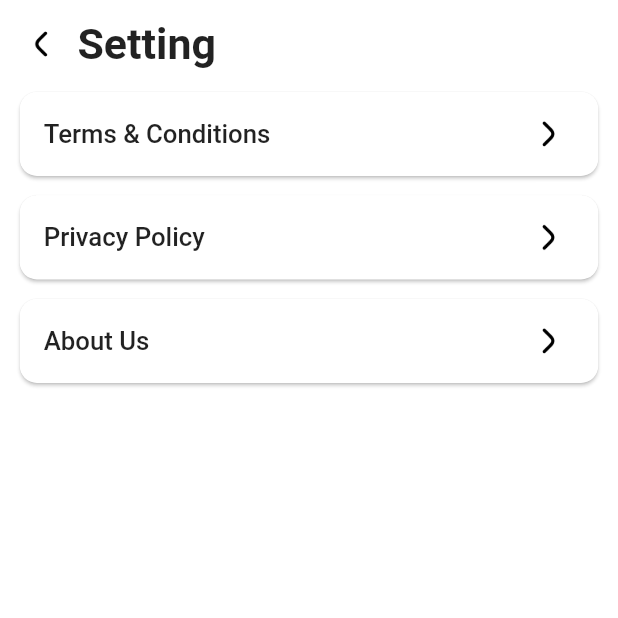
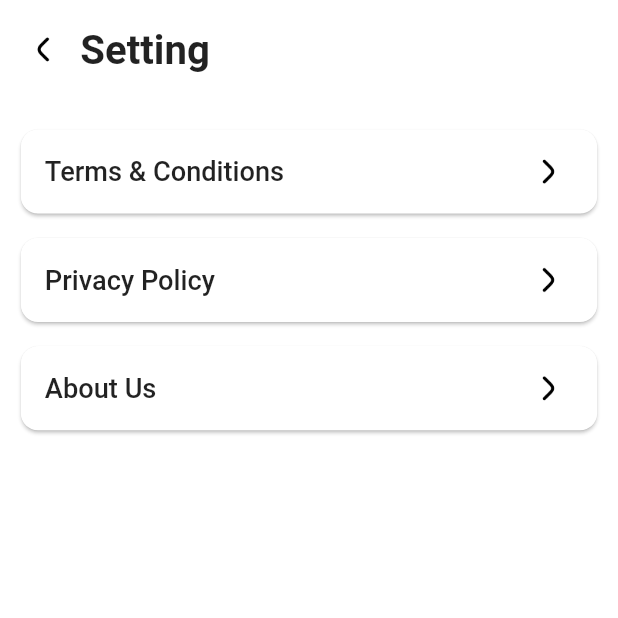
Before and after one commit to TweetyMeet/EvChargingStation, a Flutter app: the ProfileScreen screen opened directly, after a tap on "Setting", on a phone screen of 412 x 824 dp, the top half of it. Run offline on Flutter 3.47's test engine with Material 2 defaults, Android fonts, the phone set to English and light mode, and no system bars; our stand-ins replace clay_containers, cloud_firestore, email_validator, firebase_auth, firebase_core, firebase_database and 8 more; missing offline and left inert: email_auth, firebase_app_check; accounts and stored records are empty; network calls fail.

Commit message:
responsive layout

```diff
--- a/lib/components/settings/settingscreen.dart
+++ b/lib/components/settings/settingscreen.dart
@@ -20,31 +20,34 @@ class Setting extends StatefulWidget {
 class _SettingState extends State<Setting> {
   @override
   Widget build(BuildContext context) {
+    double screenWidth = MediaQuery.of(context).size.width;
+    double screenHeight = MediaQuery.of(context).size.height;
     return SafeArea(child: Scaffold(
       backgroundColor: Colors.white,
       body: Column(
         crossAxisAlignment: CrossAxisAlignment.start,
         children: [
           Padding(
-            padding: const EdgeInsets.only(left: 9,top: 10).r,
+            padding:  EdgeInsets.only(left: screenWidth*0.03,),
             child: Row(
               children: [
             InkWell(
               onTap: (){
                 Navigator.push(context, MaterialPageRoute(builder: (context)=>Bottom_Nav_Bar()));
               },
-                child: Image(image: AssetImage('assets/icons/back-arrow.png'),color: black,width: 30.w,height: 30.h,)),
-                SizedBox(width: 7,),
+                child: Image(image: AssetImage('assets/icons/back-arrow.png'),color: black,
+                  width: screenWidth*0.08,height: screenHeight*0.08,)),
+                SizedBox(width: screenWidth*0.02),
                 Text(
                   'Setting',
-                  style: TextStyle(fontSize: 25.sp, fontWeight: FontWeight.bold),
+                  style: TextStyle(fontSize: screenWidth*0.065, fontWeight: FontWeight.bold),
                 ),
            ]
           ),
           ),
-          SizedBox(height: 10,),
+          SizedBox(height:screenHeight*0.02),
           Padding(
-            padding: const EdgeInsets.symmetric(horizontal: 8).r,
+            padding:  EdgeInsets.symmetric(horizontal:  screenWidth*0.024),
             child: InkWell(
               onTap: (){
                 Navigator.push(context, MaterialPageRoute(builder: (context)=>description(Text: 'Terms & Conditions',)));
@@ -53,15 +56,15 @@ class _SettingState extends State<Setting> {
                 // elevation: 7,
                 shape: RoundedRectangleBorder(borderRadius: BorderRadius.circular(10).w),
                 child: ListTile(
-                  title: Text('Terms & Conditions',style: TextStyle(fontSize: 15.sp,fontWeight: FontWeight.w500),),
-                  trailing:Image(image: AssetImage('assets/icons/right-arrow.png'),width: 30.w,height: 30.h,),
+                  title: Text('Terms & Conditions',style: TextStyle(fontSize: screenWidth*0.044,fontWeight: FontWeight.w500),),
+                  trailing:Image(image: AssetImage('assets/icons/right-arrow.png'),  width: screenWidth*0.08,height: screenHeight*0.08,),
                 ),
               ),
             ),
           ),
-          SizedBox(height: 5,),
+          SizedBox(height: screenHeight*0.01),
           Padding(
-            padding: const EdgeInsets.symmetric(horizontal: 8).r,
+            padding:  EdgeInsets.symmetric(horizontal: screenWidth*0.024),
             child: InkWell(
 
               onTap: (){
@@ -72,15 +75,15 @@ class _SettingState extends State<Setting> {
                 // elevation: 7,
                 shape: RoundedRectangleBorder(borderRadius: BorderRadius.circular(10).w),
                 child: ListTile(
-                  title: Text('Privacy Policy',style: TextStyle(fontSize: 15.sp,fontWeight: FontWeight.w500),),
-                  trailing:Image(image: AssetImage('assets/icons/right-arrow.png'),width: 30.w,height: 30.h,),
+                  title: Text('Privacy Policy',style: TextStyle(fontSize: screenWidth*0.044,fontWeight: FontWeight.w500),),
+                  trailing:Image(image: AssetImage('assets/icons/right-arrow.png'),  width: screenWidth*0.08,height: screenHeight*0.08,),
                 ),
               ),
             ),
           ),
-          SizedBox(height: 5,),
+          SizedBox(height: screenHeight*0.01),
           Padding(
-            padding: const EdgeInsets.symmetric(horizontal: 8).r,
+            padding:  EdgeInsets.symmetric(horizontal: screenWidth*0.024),
             child: InkWell(
               onTap: (){
                 Navigator.push(context, MaterialPageRoute(builder: (context)=>description(Text: 'About Us',)));
@@ -89,8 +92,8 @@ class _SettingState extends State<Setting> {
                 // elevation: 7,
                 shape: RoundedRectangleBorder(borderRadius: BorderRadius.circular(10).w),
                 child: ListTile(
-                  title: Text('About Us',style: TextStyle(fontSize: 15.sp,fontWeight: FontWeight.w500),),
-                  trailing:Image(image: AssetImage('assets/icons/right-arrow.png'),width: 30.w,height: 30.h,),
+                  title: Text('About Us',style: TextStyle(fontSize:screenWidth*0.044,fontWeight: FontWeight.w500),),
+                  trailing:Image(image: AssetImage('assets/icons/right-arrow.png'),  width: screenWidth*0.08,height: screenHeight*0.08,),
                 ),
               ),
             ),
--- a/lib/main.dart
+++ b/lib/main.dart
@@ -1,5 +1,7 @@
+import 'package:ev_project/Bottom_Nav_Bar/bottom_nav_bar.dart';
 import 'package:ev_project/screens/Login_Screen/Log_in.dart';
 import 'package:ev_project/screens/splash_screen.dart';
+import 'package:firebase_app_check/firebase_app_check.dart';
 import 'package:flutter/material.dart';
 import 'package:firebase_core/firebase_core.dart';
 import 'package:flutter_screenutil/flutter_screenutil.dart';
@@ -7,6 +9,7 @@ import 'package:flutter_screenutil/flutter_screenutil.dart';
 void main() async{
   WidgetsFlutterBinding.ensureInitialized();
   await Firebase.initializeApp();
+
   runApp(const MyApp());
 }
 
@@ -24,6 +27,7 @@ class MyApp extends StatelessWidget {
         primarySwatch: Colors.blue,
       ),
       home: Splash(),
+
     ),
     );
   }
--- a/lib/screens/homescreen/homescreen.dart
+++ b/lib/screens/homescreen/homescreen.dart
@@ -1,6 +1,6 @@
 import 'package:ev_project/constants/constants.dart';
 import 'package:ev_project/screens/Login_Screen/Log_in.dart';
-import 'package:ev_project/screens/homescreen/charging_station_detail.dart';
+
 import 'package:ev_project/screens/homescreen/near_by_station.dart';
 import 'package:firebase_auth/firebase_auth.dart';
 import 'package:flutter/material.dart';
@@ -8,6 +8,7 @@ import 'package:flutter/services.dart';
 import 'package:flutter_screenutil/flutter_screenutil.dart';
 import '../../components/SearchBar.dart';
 import '../../constants/Booked_Ev_Card.dart';
+import 'charging_station_detail.dart';
 class HomePage extends StatefulWidget {
   const HomePage({Key? key}) : super(key: key);
 
--- a/lib/screens/homescreen/near_by_station.dart
+++ b/lib/screens/homescreen/near_by_station.dart
@@ -85,7 +85,7 @@ class near_by_stationState extends State<near_by_station> {
                                 child: Container(
                                   // color: Colors.red,
                                   width: screensize.width*0.9,
-                                  height: screenHeight*0.268,
+                                  height: screenHeight*0.27,
                                   child: Card(
                                     // elevation: 7,
                                     shape: RoundedRectangleBorder(
--- a/lib/screens/profile_screen/profile_screen.dart
+++ b/lib/screens/profile_screen/profile_screen.dart
@@ -1,3 +1,5 @@
+//import 'dart:html';
+
 import 'package:cloud_firestore/cloud_firestore.dart';
 import 'package:ev_project/components/settings/settingscreen.dart';
 import 'package:ev_project/constants/constants.dart';
@@ -5,6 +7,7 @@ import 'package:ev_project/screens/Login_Screen/Log_in.dart';
 import 'package:ev_project/screens/profile_screen/my_profile.dart';
 import 'package:ev_project/utils/utils.dart';
 import 'package:firebase_auth/firebase_auth.dart';
+import 'package:firebase_storage/firebase_storage.dart';
 import 'package:flutter/cupertino.dart';
 import 'package:flutter/material.dart';
 import 'package:flutter_screenutil/flutter_screenutil.dart';
@@ -17,17 +20,29 @@ class ProfileScreen extends StatefulWidget {
 }
 
 class _ProfileScreenState extends State<ProfileScreen> {
+  TextEditingController name = TextEditingController();
 
   final auth = FirebaseAuth.instance;
   String? profilePic;
+
 
   Future apcall()async{
     final dbRef = await FirebaseFirestore.instance.collection('users');
     dbRef.doc(FirebaseAuth.instance.currentUser!.uid).get().
     then((DocumentSnapshot<Map<String, dynamic>>snapshot) {
-      profilePic = snapshot['profilePic'].toString();
+      name.text = snapshot['name'];
+      String profilePic = snapshot['profilePic'].toString();
+      lists(profilePic);
     });
   }
+
+  void lists(main){
+    setState(() {
+      currentImage = main;
+    });
+  }
+
+  String? currentImage;
 
   @override
   void initState() {
@@ -37,117 +52,136 @@ class _ProfileScreenState extends State<ProfileScreen> {
 
   @override
   Widget build(BuildContext context) {
+    double screenWidth = MediaQuery.of(context).size.width;
+    double screenHeight = MediaQuery.of(context).size.height;
+
+
     return SafeArea(
       child: Scaffold(
         backgroundColor: Colors.white70,
         body: Column(
           crossAxisAlignment: CrossAxisAlignment.start,
           children: [
+
             Padding(
-              padding: const EdgeInsets.only(left: 25,top: 10).r,
+              padding: EdgeInsets.only(left: screenWidth*0.045),
               child: Text(
                 'Profile',
-                style: TextStyle(fontSize: 25.sp, fontWeight: FontWeight.bold),
+                style: TextStyle(fontSize: screenWidth*0.065, fontWeight: FontWeight.bold),
               ),
             ),
             SizedBox(
-              height: 15.h,
+              height: screenHeight*0.019,
             ),
             Center(
-              child: CircleAvatar(
-                  radius: 50.r,
-                  backgroundImage: AssetImage("assets/images/PHOTO.png")),
+              child: Container(
+                child: currentImage == null ? CircleAvatar(
+                  radius: 60,
+                  backgroundColor: green.withOpacity(0.5),
+                  child: Image.asset("assets/images/add-photo.png",
+                    height: 50,
+                    width: 50,
+                  ),
+                ) :
+                currentImage.toString().contains('http') ?
+                CircleAvatar(
+                    radius: 60,
+                    backgroundImage: NetworkImage(currentImage.toString())
+                )
+                    : null
+                ),
+
+              ),
+            SizedBox(
+              height: screenHeight*0.019,
             ),
-
+            Center(
+                child: Text(name.text.toString(),
+              style: TextStyle(fontSize: screenHeight*0.023, fontWeight: FontWeight.bold),
+            )),
 
             SizedBox(
-              height: 10.h,
-            ),
-            Center(
-                child: Text(
-              'Meet Pansuriya',
-              style: TextStyle(fontSize: 16.sp, fontWeight: FontWeight.bold),
-            )),
-            Center(
-                child: Text(
-              'India',
-              style: TextStyle(fontSize: 16.sp, fontWeight: FontWeight.bold),
-            )),
-            SizedBox(
-              height: 20.h,
+              height: screenHeight*0.02,
             ),
             Padding(
-              padding: const EdgeInsets.symmetric(horizontal: 8).r,
+              padding: EdgeInsets.symmetric(horizontal: screenWidth*0.021),
               child: InkWell(
                 onTap: (){
                   Navigator.push(context, MaterialPageRoute(builder: (context)=>MyProfile()));
                 },
                 child: Card(
                   // elevation: 7,
-                  shape: RoundedRectangleBorder(borderRadius: BorderRadius.circular(10).w),
+                  shape: RoundedRectangleBorder(borderRadius: BorderRadius.circular(10)),
                   child: ListTile(
-                    leading: Image(image: AssetImage('assets/icons/account.png'),color: green,width: 25.w,height: 20.h,),
-                    title: Text('My Profile',style: TextStyle(fontSize: 15.sp,fontWeight: FontWeight.w500),),
-                    trailing:Image(image: AssetImage('assets/icons/right-arrow.png'),width: 30.w,height: 30.h,),
+                    leading: Image(image: AssetImage('assets/icons/account.png'),color: green,
+                      width:  screenWidth*0.07,height: screenHeight*0.07,),
+                    title: Text('My Profile',style: TextStyle(fontSize:  screenWidth*0.041,fontWeight: FontWeight.w500),),
+                    trailing:Image(image: AssetImage('assets/icons/right-arrow.png'),width: screenWidth*0.08,height: screenHeight*0.08,),
                   ),
                 ),
               ),
             ),
             Padding(
-              padding: const EdgeInsets.symmetric(horizontal: 8).r,
+              padding:  EdgeInsets.symmetric(horizontal: screenWidth*0.021),
               child: Card(
                 // elevation: 7,
                 shape: RoundedRectangleBorder(borderRadius: BorderRadius.circular(10).w),
                 child: ListTile(
-                  leading: Image(image: AssetImage('assets/icons/bookmark(2).png'),color: green,width: 20.w,height: 15.h,),
-                  title: Text('Saved Slots',style: TextStyle(fontSize: 15.sp,fontWeight: FontWeight.w500),),
-                  trailing:Image(image: AssetImage('assets/icons/right-arrow.png'),width: 30.w,height: 30.h,),
+                  leading: Image(image: AssetImage('assets/icons/bookmark(2).png'),color: green,
+                    width: screenWidth*0.06,height: screenHeight*0.06,),
+                  title: Text('Saved Slots',style: TextStyle(fontSize:  screenWidth*0.041,fontWeight: FontWeight.w500),),
+                  trailing:Image(image: AssetImage('assets/icons/right-arrow.png'),width: screenWidth*0.08,height: screenHeight*0.08,),
                 ),
               ),
             ),
             Padding(
-              padding: const EdgeInsets.symmetric(horizontal: 8).r,
+              padding:  EdgeInsets.symmetric(horizontal: screenWidth*0.021),
               child: Card(
                 // elevation: 7,
                 shape: RoundedRectangleBorder(borderRadius: BorderRadius.circular(10).w),
                 child: ListTile(
-                  leading: Image(image: AssetImage('assets/icons/bookmark(2).png'),color: green,width: 20.w,height: 15.h,),
-                  title: Text('My Booking',style: TextStyle(fontSize: 15.sp,fontWeight: FontWeight.w500),),
-                  trailing:Image(image: AssetImage('assets/icons/right-arrow.png'),width: 30.w,height: 30.h,),
+                  leading: Image(image: AssetImage('assets/icons/bookmark(2).png'),color: green,
+                    width: screenWidth*0.06,height: screenHeight*0.06,),
+                  title: Text('My Booking',style: TextStyle(fontSize:  screenWidth*0.041,fontWeight: FontWeight.w500),),
+                  trailing:Image(image: AssetImage('assets/icons/right-arrow.png'),width: screenWidth*0.08,height: screenHeight*0.08,),
                 ),
               ),
             ),
             Padding(
-              padding: const EdgeInsets.symmetric(horizontal: 8).r,
+              padding:  EdgeInsets.symmetric(horizontal: screenWidth*0.021),
               child: Card(
                 // elevation: 7,
-                shape: RoundedRectangleBorder(borderRadius: BorderRadius.circular(10).w),
+                shape: RoundedRectangleBorder(borderRadius: BorderRadius.circular(10)),
                 child: ListTile(
-                  leading: Image(image: AssetImage('assets/icons/car.png'),color: green,width: 25.w,height: 20.h,),
-                  title: Text('My Car',style: TextStyle(fontSize: 15.sp,fontWeight: FontWeight.w500),),
-                  trailing:Image(image: AssetImage('assets/icons/right-arrow.png'),width: 30.w,height: 30.h,),
+
+                  leading: Image(image: AssetImage('assets/icons/car.png'),color: green,
+                    width: screenWidth*0.06,height: screenHeight*0.06,),
+                  title: Text('My Car',style: TextStyle(fontSize:  screenWidth*0.041,fontWeight: FontWeight.w500),),
+                  trailing:Image(image: AssetImage('assets/icons/right-arrow.png'),width: screenWidth*0.08,height: screenHeight*0.08,),
                 ),
               ),
             ),
             Padding(
-              padding: const EdgeInsets.symmetric(horizontal: 8).r,
+              padding:  EdgeInsets.symmetric(horizontal: screenWidth*0.021),
               child: InkWell(
                 onTap: (){
                   Navigator.push(context, MaterialPageRoute(builder: (context)=>Setting()));
                 },
                 child: Card(
                   // elevation: 7,
-                  shape: RoundedRectangleBorder(borderRadius: BorderRadius.circular(10).w),
+                  shape: RoundedRectangleBorder(borderRadius: BorderRadius.circular(10)),
                   child: ListTile(
-                    leading: Image(image: AssetImage('assets/icons/settings.png'),color: green,width: 23.w,height: 18.h,),
-                    title: Text('Setting',style: TextStyle(fontSize: 15.sp,fontWeight: FontWeight.w500),),
-                    trailing:Image(image: AssetImage('assets/icons/right-arrow.png'),width: 30.w,height: 30.h,),
+
+                    leading: Image(image: AssetImage('assets/icons/settings.png'),color: green,
+                      width: screenWidth*0.06,height: screenHeight*0.06,),
+                    title: Text('Setting',style: TextStyle(fontSize: screenWidth*0.041,fontWeight: FontWeight.w500),),
+                    trailing:Image(image: AssetImage('assets/icons/right-arrow.png'),width: screenWidth*0.08,height: screenHeight*0.08,),
                   ),
                 ),
               ),
             ),
             SizedBox(
-              height: 35.h,
+              height: screenHeight*0.078,
             ),
             Center(
               child: InkWell(
@@ -157,16 +191,16 @@ class _ProfileScreenState extends State<ProfileScreen> {
                   }).onError((error, stackTrace) { Utils().toastMessage(error.toString());});
                 },
                 child: Container(
-                    height: 50.h,
-                    width: 330.w,
+                    height: screenHeight*0.078,
+                    width: screenWidth*0.94,
                     decoration: BoxDecoration(
-                      borderRadius: BorderRadius.circular(10).w,
+                      borderRadius: BorderRadius.circular(10),
                       color: green.withOpacity(0.5),
                     ),
                     child: Center(
                         child: Text(
                           'Log Out',
-                          style: TextStyle(fontSize: 14.sp, color: textBlack,fontWeight: FontWeight.w500),
+                          style: TextStyle(fontSize: screenWidth*0.05, color: textBlack,fontWeight: FontWeight.w500),
                         ),
                       ),
                     ),
```
Also changed, not shown: lib/components/settings/description.dart (+29 -27 lines), lib/screens/profile_screen/edit_profile.dart (+28 -23 lines), lib/screens/profile_screen/my_profile.dart (+37 -50 lines), lib/screens/search_screen/position_services.dart (added, +34 -0 lines), lib/screens/search_screen/search_screen.dart (+2 -19 lines), lib/screens/tag_screen/tag_screen.dart (+16 -36 lines), 2 other files.
